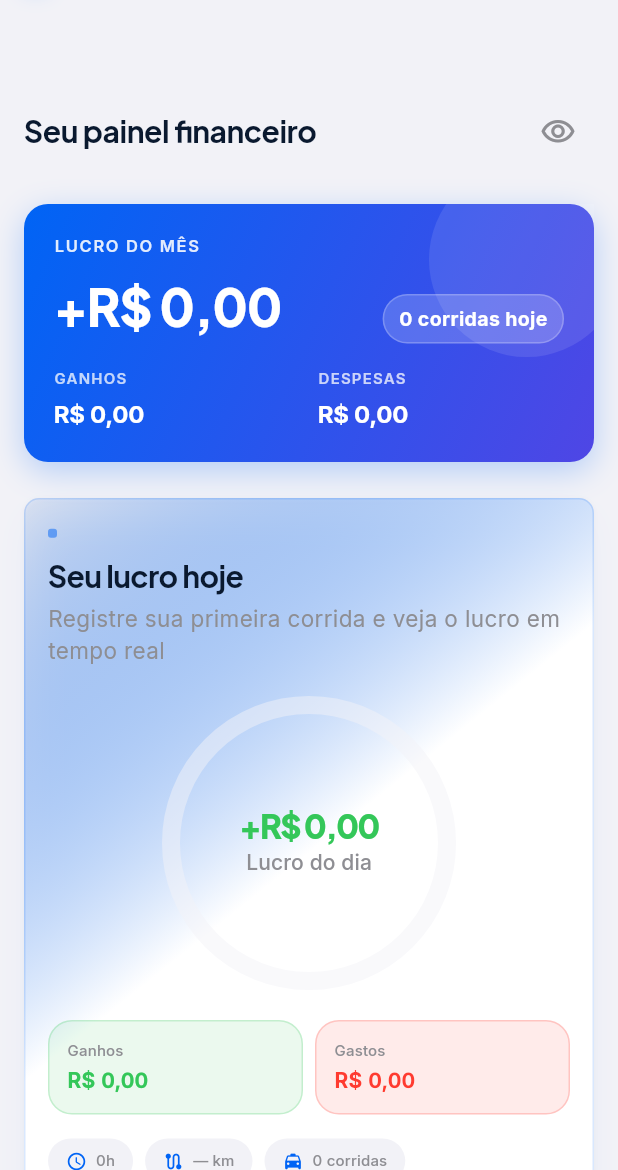
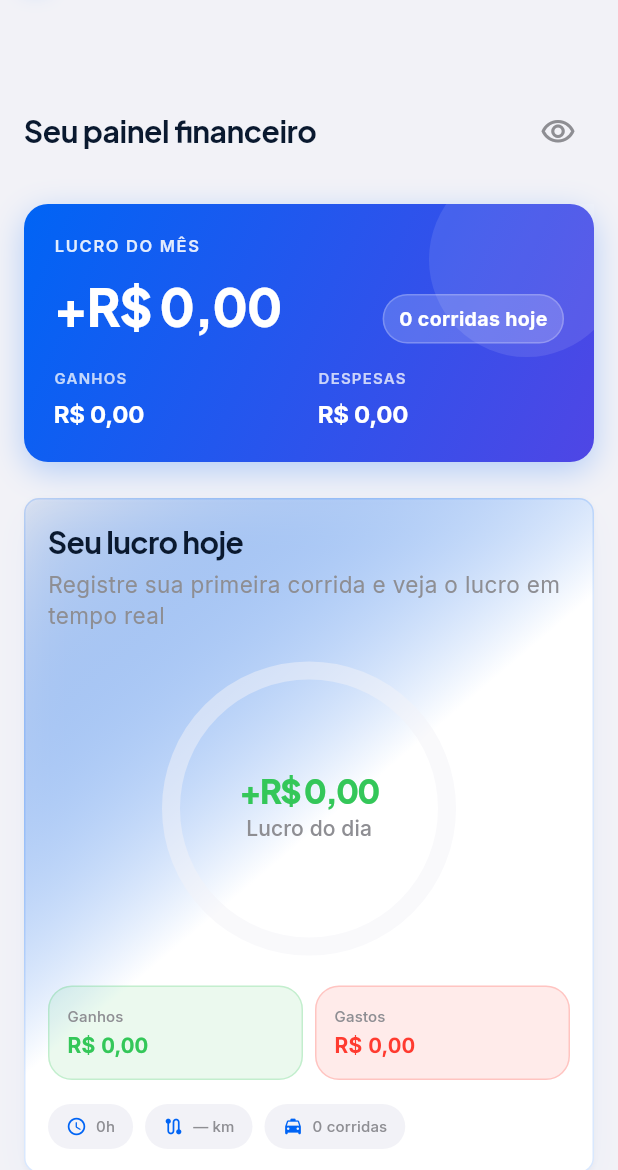
Before and after one commit to solerpedroo/driveflow, a Flutter app: the _DashboardBody widget shown alone on an empty page, opened directly with empty values, on a phone screen of 412 x 824 dp, the part 66-1236 px from its top. Run offline on Flutter 3.47's test engine with Material 3 defaults, Android fonts, the phone set to English and light mode, and no system bars; our stand-ins replace cached_network_image, connectivity_plus, dio, file_picker, fl_chart, flutter_hooks and 14 more; missing offline and left inert: google_mlkit_text_recognition; accounts and stored records are empty; network calls fail; statements that could not run were skipped.

Commit message:
refactor(dashboard): remove duplicate greeting from hero section
Co-authored-by: Pedro Henrique Contardi Soler <pedrocsoler@hotmail.com>

```diff
--- a/lib/features/dashboard/presentation/screens/dashboard_screen.dart
+++ b/lib/features/dashboard/presentation/screens/dashboard_screen.dart
@@ -193,7 +193,6 @@ class _DashboardBody extends StatelessWidget {
         DashboardHeroSection(
           summary: today,
           goalProgress: goal,
-          greeting: greeting.split(',').first,
           weekProfits: snapshot.weekProfits,
           hideValue: hidden,
         ),
--- a/lib/features/dashboard/presentation/widgets/dashboard_hero_section.dart
+++ b/lib/features/dashboard/presentation/widgets/dashboard_hero_section.dart
@@ -19,7 +19,6 @@ class DashboardHeroSection extends StatelessWidget {
   const DashboardHeroSection({
     required this.summary,
     required this.goalProgress,
-    required this.greeting,
     required this.weekProfits,
     this.hideValue = false,
     super.key,
@@ -27,7 +26,6 @@ class DashboardHeroSection extends StatelessWidget {
 
   final PeriodSummary summary;
   final GoalProgress goalProgress;
-  final String greeting;
   final List<DailyProfitPoint> weekProfits;
   final bool hideValue;
 
@@ -63,28 +61,6 @@ class DashboardHeroSection extends StatelessWidget {
       child: Column(
         crossAxisAlignment: CrossAxisAlignment.start,
         children: [
-          Row(
-            children: [
-              Container(
-                width: 6,
-                height: 6,
-                decoration: BoxDecoration(
-                  color: AppColors.brandBlue.withValues(alpha: 0.50),
-                  borderRadius: BorderRadius.circular(2),
-                ),
-              ),
-              const SizedBox(width: 8),
-              Text(
-                greeting.toUpperCase(),
-                style: theme.textTheme.labelSmall?.copyWith(
-                  color: AppColors.brandBlue,
-                  fontWeight: FontWeight.w600,
-                  letterSpacing: 0.6,
-                ),
-              ),
-            ],
-          ),
-          const SizedBox(height: AppSpacing.sm),
           Text(
             'Seu lucro hoje',
             style: theme.textTheme.headlineSmall?.copyWith(
```
